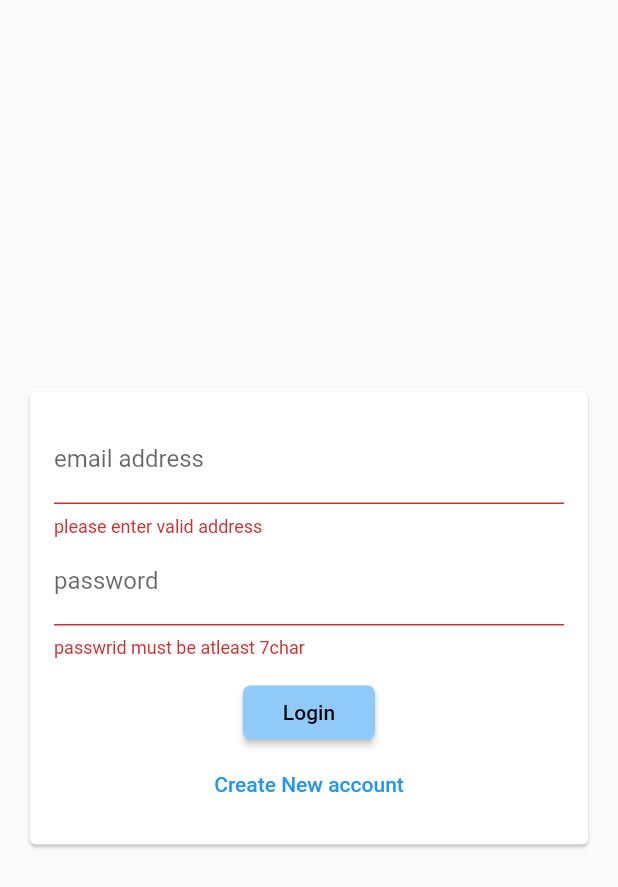
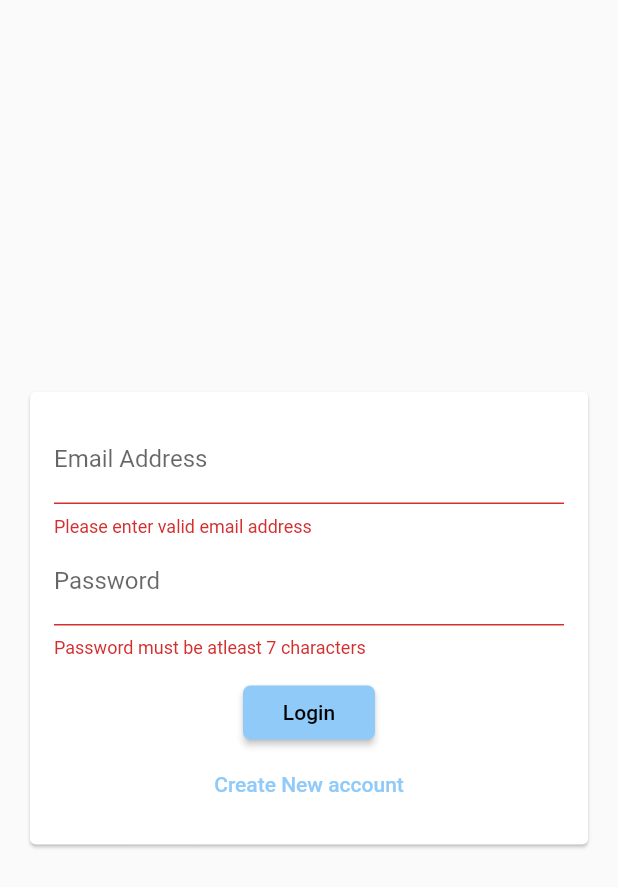
Before and after one commit to elixir-07/SheHacks_Team-027, a Flutter app: the AuthScreen screen opened directly, after a tap on "Create New account", after a tap on "I already have an account", after a tap on "Login", on a phone screen of 412 x 824 dp. Shown: the top 887 px of the screen. Run offline on Flutter 3.47's test engine with Material 2 defaults, Android fonts, the phone set to English and light mode, and no system bars; our stand-ins replace cloud_firestore, firebase_auth; accounts and stored records are empty; network calls fail.

Commit message:
Update auth_form.dart

```diff
--- a/lib/widget/auth/auth_form.dart
+++ b/lib/widget/auth/auth_form.dart
@@ -64,13 +64,13 @@ class _AuthFormState extends State<AuthForm> {
                     key: ValueKey('email'),
                     validator: (value) {
                       if ((value.isEmpty) || (!value.contains('@'))) {
-                        return 'please enter valid address';
+                        return 'Please enter valid email address';
                       }
                       return null;
                     },
                     keyboardType: TextInputType.emailAddress,
                     decoration: InputDecoration(
-                      labelText: 'email address',
+                      labelText: 'Email Address',
                     ),
                     onSaved: (value) {
                       _userEmail = value;
@@ -78,7 +78,7 @@ class _AuthFormState extends State<AuthForm> {
                   ),
                   if (!_isLogin)
                     TextFormField(
-                      key: ValueKey('username'),
+                      key: ValueKey('Username'),
                       validator: (value) {
                         if ((value.isEmpty) || (value.length < 4)) {
                           return 'Please enter at least 4 char';
@@ -91,14 +91,14 @@ class _AuthFormState extends State<AuthForm> {
                       },
                     ),
                   TextFormField(
-                    key: ValueKey('password'),
+                    key: ValueKey('Password'),
                     validator: (value) {
                       if ((value.isEmpty) || (value.length < 7)) {
-                        return 'passwrid must be atleast 7char';
+                        return 'Password must be atleast 7 characters';
                       }
                       return null;
                     },
-                    decoration: InputDecoration(labelText: 'password'),
+                    decoration: InputDecoration(labelText: 'Password'),
                     obscureText: true,
                     onSaved: (value) {
                       _userPassword = value;
@@ -107,12 +107,14 @@ class _AuthFormState extends State<AuthForm> {
                   SizedBox(height: 12),
                   if (widget.isLoading) CircularProgressIndicator(),
                   if (!widget.isLoading)
+                    // ignore: deprecated_member_use
                     RaisedButton(
                       child: Text(_isLogin ? 'Login' : 'SignUp'),
                       onPressed: _trySubmit,
                     ),
+                  // ignore: deprecated_member_use
                   FlatButton(
-                    textColor: Colors.blue,
+                    textColor: Colors.blue[200],
                     onPressed: () {
                       setState(() {
                         _isLogin = !_isLogin;
```
